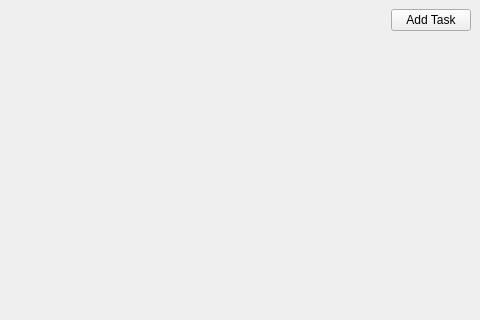
Old version of the form mainwindow.ui in the repository DanteBrundage/Qt-To-do-Application; both pictures show x 320 to 800 and y 0 to 320 of the 800 by 600 pixel window.
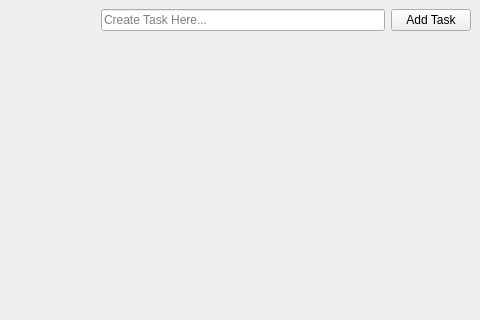
New version of the form.

Commit message: Changed the Text Input Style

```diff
--- a/mainwindow.ui
+++ b/mainwindow.ui
@@ -37,6 +37,16 @@
         </property>
        </spacer>
       </item>
+      <item>
+       <widget class="QLineEdit" name="taskCreator">
+        <property name="text">
+         <string/>
+        </property>
+        <property name="placeholderText">
+         <string>Create Task Here...</string>
+        </property>
+       </widget>
+      </item>
       <item>
        <widget class="QPushButton" name="addTaskButton">
         <property name="text">
```
The commit also changes 2 other files.
